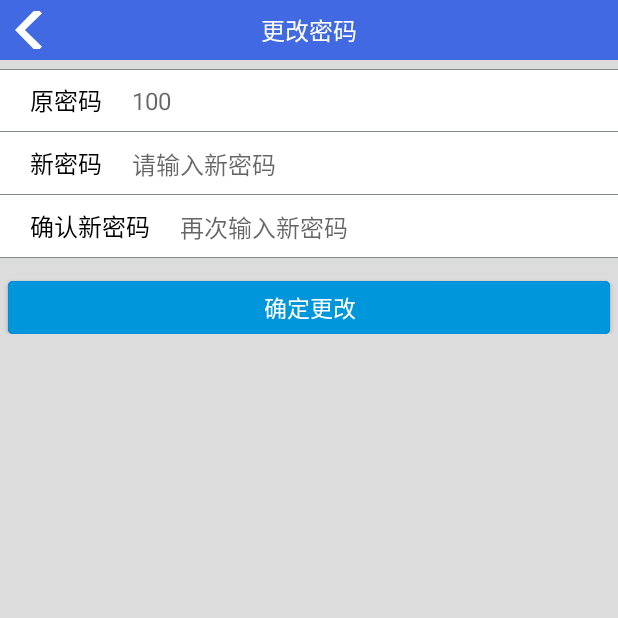
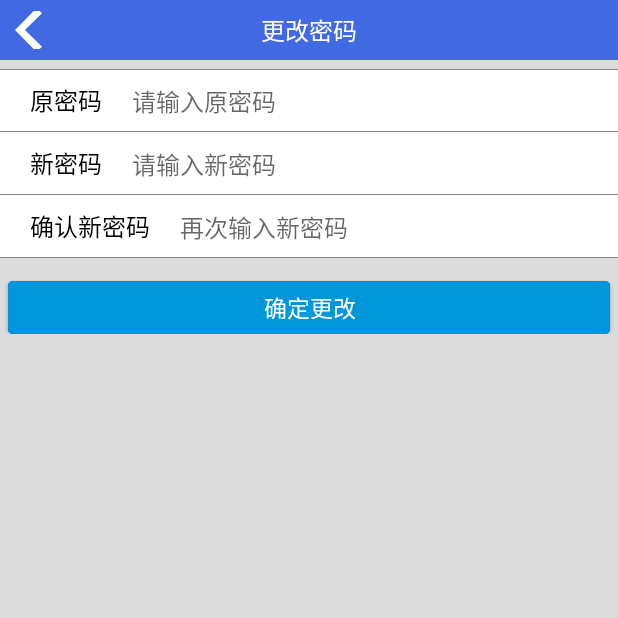
Before and after one commit to 1181631922/student, an Android app: the PerChangePasswordActivity screen opened directly, with no data from a screen before it, on a phone screen of 412 x 824 dp, the top half of it. Run offline under Robolectric (Android 15) with nearby library versions, the phone set to English and light mode, and no system bars; network calls fail.

Commit message:
2015/05/16，访问修改密码

```diff
--- a/app/src/main/java/cn/edu/sjzc/student/uiActivity/PerChangePasswordActivity.java
+++ b/app/src/main/java/cn/edu/sjzc/student/uiActivity/PerChangePasswordActivity.java
@@ -4,7 +4,10 @@ import android.os.Bundle;
 import android.view.View;
 import android.view.View.OnClickListener;
 import android.view.Window;
+import android.widget.Button;
+import android.widget.EditText;
 import android.widget.ImageButton;
+import android.widget.Toast;
 
 import cn.edu.sjzc.student.R;
 
@@ -12,20 +15,27 @@ public class PerChangePasswordActivity extends BaseActivity implements
         OnClickListener {
 
     private ImageButton changepassword_back;
+    private EditText old_password, new_password, submit_password;
+    private String oldPassword, newPassword, submitPassword;
+    private Button change_password;
 
     @Override
     public void onCreate(Bundle savedInstanceState) {
-		super.onCreate(savedInstanceState);// �������ڷ���
-		requestWindowFeature(Window.FEATURE_NO_TITLE);// ȥ��������
+        super.onCreate(savedInstanceState);
+        requestWindowFeature(Window.FEATURE_NO_TITLE);
         super.setContentView(R.layout.activity_per_changepassword);
 
-		init();
+        initView();
     }
 
-	private void init() {
-		ImageButton changepassword_back = (ImageButton) this
-				.findViewById(R.id.changepassword_back);
-		changepassword_back.setOnClickListener(this);
+    private void initView() {
+        this.old_password = (EditText) this.findViewById(R.id.old_password);
+        this.new_password = (EditText) this.findViewById(R.id.new_password);
+        this.submit_password = (EditText) this.findViewById(R.id.submit_password);
+        this.changepassword_back = (ImageButton) this.findViewById(R.id.changepassword_back);
+        this.changepassword_back.setOnClickListener(this);
+        this.change_password = (Button) this.findViewById(R.id.change_password);
+        this.change_password.setOnClickListener(this);
     }
 
     @Override
@@ -34,11 +44,19 @@ public class PerChangePasswordActivity extends BaseActivity implements
 
         switch (v.getId()) {
             case R.id.changepassword_back:
+                PerChangePasswordActivity.this.finish();
+                break;
+            case R.id.change_password:
+                oldPassword = this.old_password.getText().toString().trim();
 
-			PerChangePasswordActivity.this.finish();
+                newPassword = this.new_password.getText().toString().trim();
+                submitPassword = this.submit_password.getText().toString().trim();
+                if (newPassword.equals(submitPassword)) {
 
+                } else {
+                    Toast.makeText(PerChangePasswordActivity.this, "两次输入的密码不一致", Toast.LENGTH_LONG).show();
+                }
                 break;
-
             default:
                 break;
         }
--- a/app/src/main/res/layout/activity_per_changepassword.xml
+++ b/app/src/main/res/layout/activity_per_changepassword.xml
@@ -85,14 +85,14 @@
                     android:textSize="16sp" />
 
                 <EditText
-                    android:id="@+id/username"
+                    android:id="@+id/old_password"
                     android:layout_width="fill_parent"
                     android:layout_height="40dp"
                     android:layout_marginLeft="20dp"
                     android:layout_marginTop="1dp"
                     android:layout_toRightOf="@id/user_name"
                     android:background="@android:color/transparent"
-                    android:hint="100"
+                    android:hint="请输入原密码"
                     android:textSize="16sp" />
             </RelativeLayout>
 
@@ -119,7 +119,7 @@
                     android:textSize="16sp" />
 
                 <EditText
-                    android:id="@+id/usernewpwd"
+                    android:id="@+id/new_password"
                     android:layout_width="fill_parent"
                     android:layout_height="40dp"
                     android:layout_marginLeft="20dp"
@@ -153,7 +153,7 @@
                     android:textSize="16sp" />
 
                 <EditText
-                    android:id="@+id/userrealname"
+                    android:id="@+id/submit_password"
                     android:layout_width="fill_parent"
                     android:layout_height="40dp"
                     android:layout_marginLeft="20dp"
@@ -170,7 +170,7 @@
                 android:background="#808A87" />
 
             <Button
-                android:id="@+id/send"
+                android:id="@+id/change_password"
                 android:layout_width="fill_parent"
                 android:layout_height="35dp"
                 android:layout_marginLeft="5dp"
--- a/app/src/main/res/layout/activity_per_personalinfo.xml
+++ b/app/src/main/res/layout/activity_per_personalinfo.xml
@@ -391,7 +391,7 @@
                 android:layout_marginTop="15dp"
                 android:background="@drawable/login_selector"
                 android:gravity="center"
-                android:text="确定更改"
+                android:text="修改个人信息"
                 android:textColor="@android:color/white"
                 android:textSize="15sp" />
         </LinearLayout>
```
Also changed, not shown: 1 other file. Lines whose indentation alone changed are shown as unchanged.
